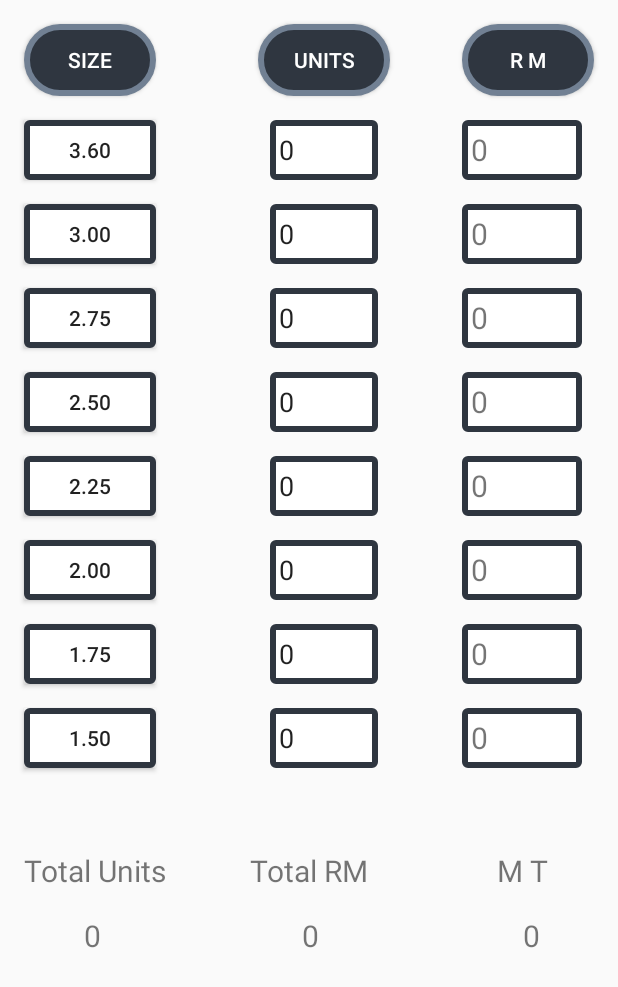
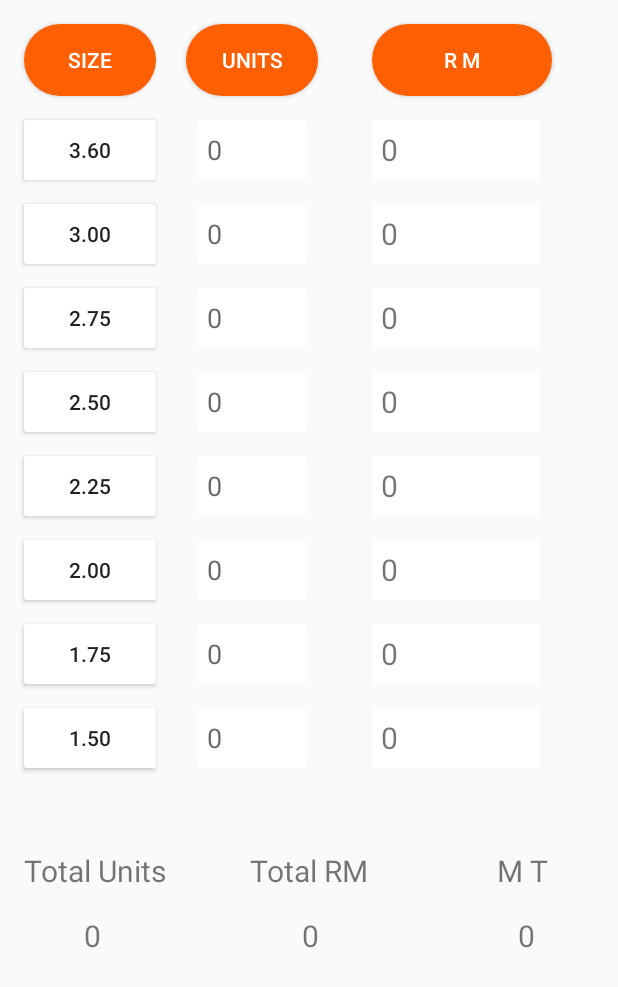
Before and after one commit to IshanRTripathi/JCPSKCalculator, an Android app: the screen it shows after launch (MainActivity), on a phone screen of 412 x 824 dp. Shown: the top 987 px of the screen. Run offline under Robolectric (Android 15) with nearby library versions, the phone set to English and light mode, and no system bars.

Commit message:
Changed UI Used toast for results

```diff
--- a/app/src/main/java/com/ishanrtripathi/jcpskcalculator/MainActivity.java
+++ b/app/src/main/java/com/ishanrtripathi/jcpskcalculator/MainActivity.java
@@ -1,11 +1,15 @@
 package com.ishanrtripathi.jcpskcalculator;
 
+import android.graphics.Color;
+import android.graphics.PorterDuff;
 import android.support.v7.app.AppCompatActivity;
 import android.os.Bundle;
 import android.text.Editable;
 import android.text.TextWatcher;
+import android.view.View;
 import android.widget.EditText;
 import android.widget.TextView;
+import android.widget.Toast;
 
 import java.util.Locale;
 
@@ -264,7 +268,18 @@ public class MainActivity extends AppCompatActivity {
         {
             s+=rmList[i];
         }
-        totalRM.setText(String.format(Locale.US,"%.4g%n",s));
+        totalRM.setText(String.format(Locale.US,"%.5g%n",s));
         totalMT.setText(String.format(Locale.US,"%.4g%n",s/78.74));
+        Toast toast = Toast.makeText(MainActivity.this, "M T : "+totalMT.getText().toString()+"\nR M : "+totalRM.getText().toString(), Toast.LENGTH_LONG);
+        View view = toast.getView();
+
+        //To change the Background of Toast
+        //view.setBackgroundColor(Color.WHITE);
+        TextView text = view.findViewById(android.R.id.message);
+
+        view.getBackground().setColorFilter(Color.WHITE, PorterDuff.Mode.SRC_IN);
+        text.setTextColor(Color.BLACK);
+        text.setTextSize(20);
+        toast.show();
     }
 }
--- a/app/src/main/res/drawable/button_heading_bg.xml
+++ b/app/src/main/res/drawable/button_heading_bg.xml
@@ -6,8 +6,5 @@
         android:radius="50dp"/>
     <solid
         android:color="@color/colorHeadingButton"/>
-    <stroke
-        android:color="@color/strokeHeadingButton"
-        android:width="4dp"/>
 
 </shape>
--- a/app/src/main/res/drawable/button_inputs_bg.xml
+++ b/app/src/main/res/drawable/button_inputs_bg.xml
@@ -4,9 +4,9 @@
     android:shape="rectangle">
     <solid
         android:color="@color/colorAccent"/>
-    <stroke
+    <!--<stroke
         android:color="@color/colorHeadingButton"
-        android:width="4dp"/>
+        android:width="4dp"/>-->
     <corners
         android:radius="2dp"/>
 
--- a/app/src/main/res/layout/activity_main.xml
+++ b/app/src/main/res/layout/activity_main.xml
@@ -26,27 +26,29 @@
         android:layout_marginEnd="8dp"
         android:layout_marginStart="8dp"
         android:background="@drawable/button_heading_bg"
+        android:clickable="false"
         android:text="@string/units"
-        android:clickable="false"
         android:textColor="@color/colorAccent"
         app:layout_constraintBottom_toBottomOf="@+id/sizeButton"
         app:layout_constraintEnd_toStartOf="@+id/rmButton"
-        app:layout_constraintHorizontal_bias="0.6"
+        app:layout_constraintHorizontal_bias="0.292"
         app:layout_constraintStart_toEndOf="@+id/sizeButton"
-        app:layout_constraintTop_toTopOf="@+id/sizeButton" />
+        app:layout_constraintTop_toTopOf="@+id/sizeButton"
+        app:layout_constraintVertical_bias="0.0" />
 
     <Button
         android:id="@+id/rmButton"
-        android:layout_width="wrap_content"
+        android:layout_width="120dp"
         android:layout_height="wrap_content"
-        android:layout_marginEnd="16dp"
+        android:layout_marginEnd="44dp"
         android:background="@drawable/button_heading_bg"
+        android:clickable="false"
         android:text="@string/r_m"
-        android:clickable="false"
         android:textColor="@color/colorAccent"
         app:layout_constraintBottom_toBottomOf="@+id/unitsButton"
         app:layout_constraintEnd_toEndOf="parent"
-        app:layout_constraintTop_toTopOf="@+id/unitsButton" />
+        app:layout_constraintTop_toTopOf="@+id/unitsButton"
+        app:layout_constraintVertical_bias="1.0" />
 
     <Button
         android:id="@+id/button360"
@@ -71,7 +73,7 @@
         android:inputType="number"
         android:padding="6dp"
         android:tag="8"
-        android:text="@string/zero"
+        android:hint="@string/zero"
         app:layout_constraintBottom_toBottomOf="@+id/button360"
         app:layout_constraintEnd_toEndOf="@+id/unitsButton"
         app:layout_constraintStart_toStartOf="@+id/unitsButton"
@@ -80,7 +82,7 @@
 
     <TextView
         android:id="@+id/tv360"
-        android:layout_width="80dp"
+        android:layout_width="0dp"
         android:layout_height="0dp"
         android:layout_marginEnd="8dp"
         android:background="@drawable/button_inputs_bg"
@@ -116,7 +118,7 @@
         android:inputType="number"
         android:padding="6dp"
         android:tag="7"
-        android:text="@string/zero"
+        android:hint="@string/zero"
         app:layout_constraintBottom_toBottomOf="@+id/button300"
         app:layout_constraintEnd_toEndOf="@+id/et360"
         app:layout_constraintHorizontal_bias="1.0"
@@ -126,9 +128,8 @@
 
     <TextView
         android:id="@+id/tv300"
-        android:layout_width="80dp"
+        android:layout_width="0dp"
         android:layout_height="0dp"
-        android:layout_marginStart="44dp"
         android:background="@drawable/button_inputs_bg"
         android:ems="10"
         android:padding="6dp"
@@ -137,7 +138,7 @@
         app:layout_constraintBottom_toBottomOf="@+id/et300"
         app:layout_constraintEnd_toEndOf="@+id/tv360"
         app:layout_constraintHorizontal_bias="1.0"
-        app:layout_constraintStart_toEndOf="@+id/et300"
+        app:layout_constraintStart_toStartOf="@+id/rmButton"
         app:layout_constraintTop_toTopOf="@+id/et300"
         app:layout_constraintVertical_bias="0.0" />
 
@@ -162,7 +163,7 @@
         android:inputType="number"
         android:padding="6dp"
         android:tag="6"
-        android:text="@string/zero"
+        android:hint="@string/zero"
         app:layout_constraintBottom_toBottomOf="@+id/button275"
         app:layout_constraintEnd_toEndOf="@+id/et360"
         app:layout_constraintHorizontal_bias="1.0"
@@ -172,9 +173,8 @@
 
     <TextView
         android:id="@+id/tv275"
-        android:layout_width="80dp"
+        android:layout_width="0dp"
         android:layout_height="0dp"
-        android:layout_marginStart="44dp"
         android:background="@drawable/button_inputs_bg"
         android:ems="10"
         android:padding="6dp"
@@ -183,7 +183,7 @@
         app:layout_constraintBottom_toBottomOf="@+id/et275"
         app:layout_constraintEnd_toEndOf="@+id/tv360"
         app:layout_constraintHorizontal_bias="1.0"
-        app:layout_constraintStart_toEndOf="@+id/et300"
+        app:layout_constraintStart_toStartOf="@+id/rmButton"
         app:layout_constraintTop_toTopOf="@+id/et275"
         app:layout_constraintVertical_bias="0.0" />
 
@@ -208,7 +208,7 @@
         android:inputType="number"
         android:padding="6dp"
         android:tag="5"
-        android:text="@string/zero"
+        android:hint="@string/zero"
         app:layout_constraintBottom_toBottomOf="@+id/button250"
         app:layout_constraintEnd_toEndOf="@+id/et360"
         app:layout_constraintStart_toStartOf="@+id/et275"
@@ -217,9 +217,8 @@
 
     <TextView
         android:id="@+id/tv250"
-        android:layout_width="80dp"
+        android:layout_width="0dp"
         android:layout_height="0dp"
-        android:layout_marginStart="8dp"
         android:background="@drawable/button_inputs_bg"
         android:ems="10"
         android:padding="6dp"
@@ -228,7 +227,7 @@
         app:layout_constraintBottom_toBottomOf="@+id/et250"
         app:layout_constraintEnd_toEndOf="@+id/tv360"
         app:layout_constraintHorizontal_bias="1.0"
-        app:layout_constraintStart_toEndOf="@+id/et250"
+        app:layout_constraintStart_toStartOf="@+id/rmButton"
         app:layout_constraintTop_toTopOf="@+id/et250"
         app:layout_constraintVertical_bias="1.0" />
 
@@ -253,7 +252,7 @@
         android:inputType="number"
         android:padding="6dp"
         android:tag="4"
-        android:text="@string/zero"
+        android:hint="@string/zero"
         app:layout_constraintBottom_toBottomOf="@+id/button225"
         app:layout_constraintEnd_toEndOf="@+id/et360"
         app:layout_constraintHorizontal_bias="1.0"
@@ -263,9 +262,8 @@
 
     <TextView
         android:id="@+id/tv225"
-        android:layout_width="80dp"
+        android:layout_width="0dp"
         android:layout_height="0dp"
-        android:layout_marginStart="8dp"
         android:background="@drawable/button_inputs_bg"
         android:ems="10"
         android:padding="6dp"
@@ -274,7 +272,7 @@
         app:layout_constraintBottom_toBottomOf="@+id/et225"
         app:layout_constraintEnd_toEndOf="@+id/tv360"
         app:layout_constraintHorizontal_bias="1.0"
-        app:layout_constraintStart_toEndOf="@+id/et225"
+        app:layout_constraintStart_toStartOf="@+id/tv250"
         app:layout_constraintTop_toTopOf="@+id/et225"
         app:layout_constraintVertical_bias="0.0" />
 
@@ -299,7 +297,7 @@
         android:inputType="number"
         android:padding="6dp"
         android:tag="3"
-        android:text="@string/zero"
+        android:hint="@string/zero"
         app:layout_constraintBottom_toBottomOf="@+id/button200"
         app:layout_constraintEnd_toEndOf="@+id/et360"
         app:layout_constraintStart_toStartOf="@+id/et225"
@@ -307,9 +305,8 @@
 
     <TextView
         android:id="@+id/tv200"
-        android:layout_width="80dp"
+        android:layout_width="0dp"
         android:layout_height="0dp"
-        android:layout_marginStart="8dp"
         android:background="@drawable/button_inputs_bg"
         android:ems="10"
         android:padding="6dp"
@@ -318,7 +315,7 @@
         app:layout_constraintBottom_toBottomOf="@+id/et200"
         app:layout_constraintEnd_toEndOf="@+id/tv360"
         app:layout_constraintHorizontal_bias="1.0"
-        app:layout_constraintStart_toEndOf="@+id/et200"
+        app:layout_constraintStart_toStartOf="@+id/tv225"
         app:layout_constraintTop_toTopOf="@+id/et200"
         app:layout_constraintVertical_bias="1.0" />
 
@@ -344,7 +341,7 @@
         android:inputType="number"
         android:padding="6dp"
         android:tag="2"
-        android:text="@string/zero"
+        android:hint="@string/zero"
         app:layout_constraintBottom_toBottomOf="@+id/button175"
         app:layout_constraintEnd_toEndOf="@+id/et360"
         app:layout_constraintHorizontal_bias="1.0"
@@ -354,9 +351,8 @@
 
     <TextView
         android:id="@+id/tv175"
-        android:layout_width="80dp"
+        android:layout_width="0dp"
         android:layout_height="0dp"
-        android:layout_marginStart="8dp"
         android:background="@drawable/button_inputs_bg"
         android:ems="10"
         android:padding="6dp"
@@ -365,7 +361,7 @@
         app:layout_constraintBottom_toBottomOf="@+id/et175"
         app:layout_constraintEnd_toEndOf="@+id/tv360"
         app:layout_constraintHorizontal_bias="1.0"
-        app:layout_constraintStart_toEndOf="@+id/et175"
+        app:layout_constraintStart_toStartOf="@+id/tv200"
         app:layout_constraintTop_toTopOf="@+id/et175" />
 
     <Button
@@ -389,7 +385,7 @@
         android:inputType="number"
         android:padding="6dp"
         android:tag="1"
-        android:text="@string/zero"
+        android:hint="@string/zero"
         app:layout_constraintBottom_toBottomOf="@+id/button150"
         app:layout_constraintEnd_toEndOf="@+id/et360"
         app:layout_constraintHorizontal_bias="1.0"
@@ -399,9 +395,8 @@
 
     <TextView
         android:id="@+id/tv150"
-        android:layout_width="80dp"
+        android:layout_width="0dp"
         android:layout_height="0dp"
-        android:layout_marginStart="8dp"
         android:background="@drawable/button_inputs_bg"
         android:ems="10"
         android:padding="6dp"
@@ -410,7 +405,7 @@
         app:layout_constraintBottom_toBottomOf="@+id/et150"
         app:layout_constraintEnd_toEndOf="@+id/tv360"
         app:layout_constraintHorizontal_bias="1.0"
-        app:layout_constraintStart_toEndOf="@+id/et150"
+        app:layout_constraintStart_toStartOf="@+id/tv175"
         app:layout_constraintTop_toTopOf="@+id/et150"
         app:layout_constraintVertical_bias="0.0" />
 
@@ -664,7 +659,6 @@
         android:id="@+id/totalMT"
         android:layout_width="wrap_content"
         android:layout_height="wrap_content"
-        android:layout_marginStart="8dp"
         android:layout_marginTop="16dp"
         android:text="0"
         android:textSize="20sp"
--- a/app/src/main/res/values/colors.xml
+++ b/app/src/main/res/values/colors.xml
@@ -3,6 +3,6 @@
     <color name="colorPrimary">#3F51B5</color>
     <color name="colorPrimaryDark">#303F9F</color>
     <color name="colorAccent">#FFF</color>
-    <color name="colorHeadingButton">#2f3640</color>
+    <color name="colorHeadingButton">#FE5F00</color>
     <color name="strokeHeadingButton">#718093</color>
 </resources>
```
